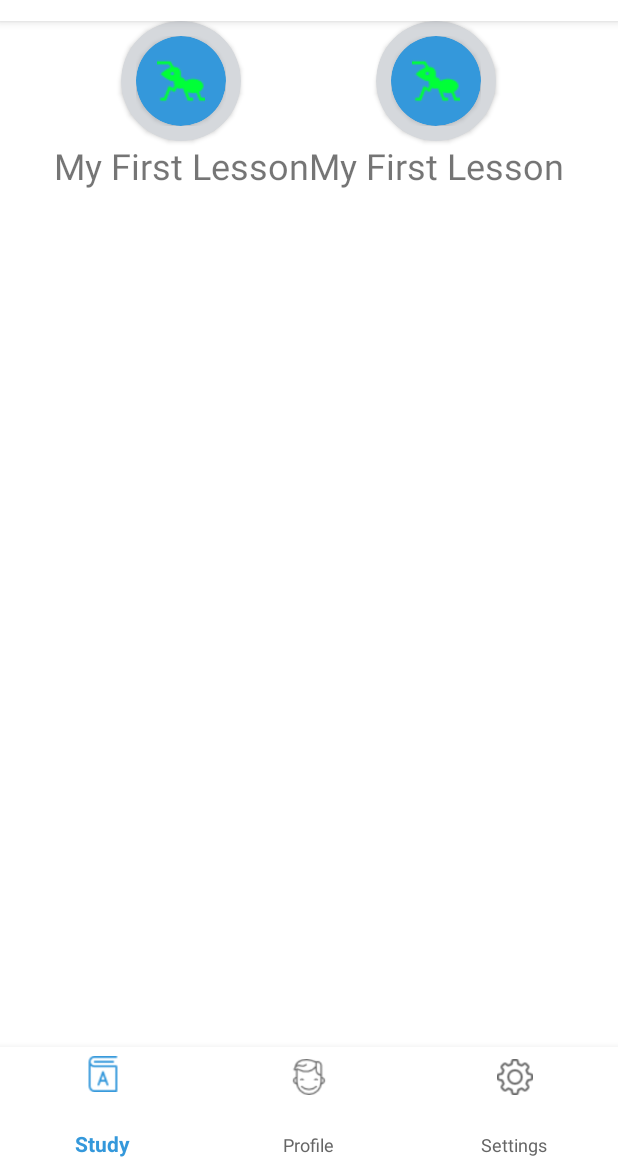
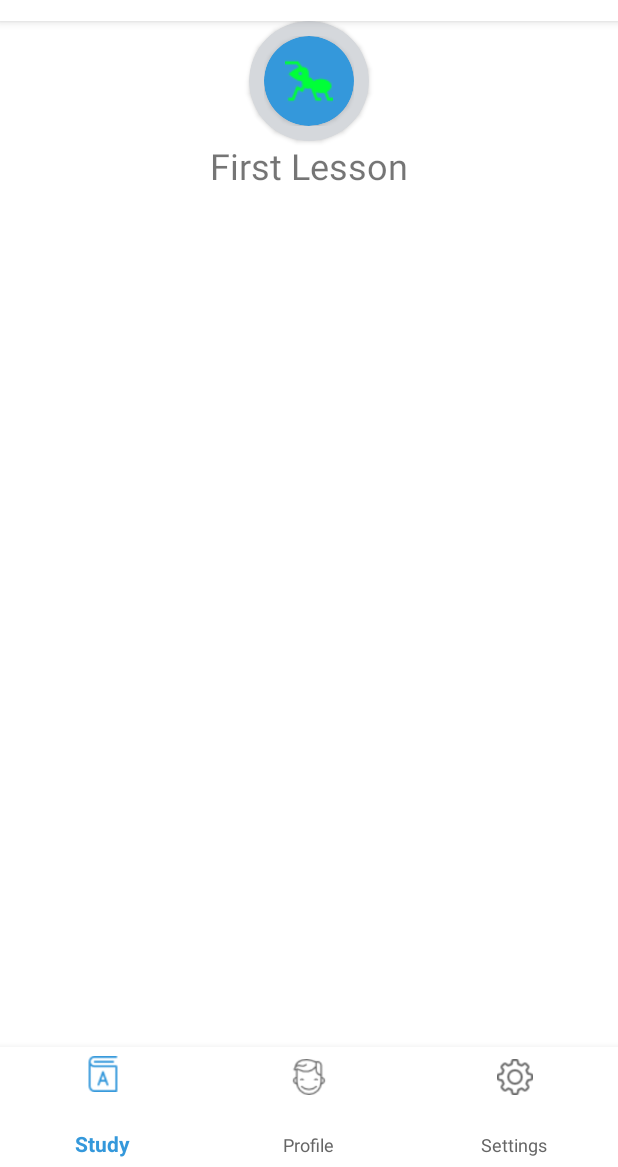
Before and after one commit to HaVanThai/Group7_Duolingo, an Android app: the screen it shows after launch (MainActivity), on a phone screen of 412 x 824 dp, the part 69-1236 px from its top. Run offline under Robolectric (Android 15) with nearby library versions, the phone set to English and light mode, and no system bars.

Commit message:
XML to Java code

```diff
--- a/app/src/main/java/com/group7/duolingo/StudyFragment.java
+++ b/app/src/main/java/com/group7/duolingo/StudyFragment.java
@@ -1,11 +1,20 @@
 package com.group7.duolingo;
 
 
+import android.media.Image;
 import android.os.Bundle;
 import android.support.v4.app.Fragment;
+import android.support.v7.widget.CardView;
+import android.util.TypedValue;
+import android.view.Gravity;
 import android.view.LayoutInflater;
 import android.view.View;
 import android.view.ViewGroup;
+import android.widget.ImageView;
+import android.widget.LinearLayout;
+import android.widget.TextView;
+
+import utils.DpiUtils;
 
 
 /**
@@ -23,7 +32,80 @@ public class StudyFragment extends Fragment {
     public View onCreateView(LayoutInflater inflater, ViewGroup container,
                              Bundle savedInstanceState) {
         // Inflate the layout for this fragment
-        return inflater.inflate(R.layout.fragment_study, container, false);
+        View view = inflater.inflate(R.layout.fragment_study, container, false);
+
+        // Root LinearLayout in ScrollView
+        LinearLayout scrollViewContainer = view.findViewById(R.id.scroll_view_container);
+
+        // Row LinearLayout in scrollViewContainer
+        LinearLayout rowLayout = new LinearLayout(getContext());
+        rowLayout.setLayoutParams(new LinearLayout.LayoutParams(
+                LinearLayout.LayoutParams.MATCH_PARENT,
+                LinearLayout.LayoutParams.WRAP_CONTENT
+        ));
+        rowLayout.setOrientation(LinearLayout.HORIZONTAL);
+        rowLayout.setGravity(Gravity.CENTER_HORIZONTAL);
+
+        // Item LinearLayout in rowLayout
+        LinearLayout itemLayout = new LinearLayout(getContext());
+        itemLayout.setLayoutParams(new LinearLayout.LayoutParams(
+                LinearLayout.LayoutParams.WRAP_CONTENT,
+                LinearLayout.LayoutParams.WRAP_CONTENT
+        ));
+        itemLayout.setOrientation(LinearLayout.VERTICAL);
+        itemLayout.setGravity(Gravity.CENTER_HORIZONTAL);
+
+        // Parent CardView
+        CardView parentCardView = new CardView(getContext());
+        parentCardView.setLayoutParams(new LinearLayout.LayoutParams(
+                DpiUtils.toPixels(80, getResources().getDisplayMetrics()),
+                DpiUtils.toPixels(80, getResources().getDisplayMetrics())
+        ));
+        parentCardView.setRadius(DpiUtils.toPixels(40, getResources().getDisplayMetrics()));
+        parentCardView.setCardBackgroundColor(getResources().getColor(R.color.colorLightGray));
+        int paddingDpi = DpiUtils.toPixels(10, getResources().getDisplayMetrics());
+        parentCardView.setContentPadding(paddingDpi, paddingDpi, paddingDpi, paddingDpi);
+
+        // Child CardView
+        CardView childCardView = new CardView(getContext());
+        childCardView.setLayoutParams(new LinearLayout.LayoutParams(
+                DpiUtils.toPixels(60, getResources().getDisplayMetrics()),
+                DpiUtils.toPixels(60, getResources().getDisplayMetrics())
+        ));
+        childCardView.setRadius(DpiUtils.toPixels(30, getResources().getDisplayMetrics()));
+        childCardView.setCardBackgroundColor(getResources().getColor(R.color.colorBlue));
+        childCardView.setContentPadding(paddingDpi, paddingDpi, paddingDpi, paddingDpi);
+
+        // ImageView inside child CardView
+        ImageView imageView = new ImageView(getContext());
+        imageView.setLayoutParams(new LinearLayout.LayoutParams(
+                DpiUtils.toPixels(40, getResources().getDisplayMetrics()),
+                DpiUtils.toPixels(40, getResources().getDisplayMetrics())
+        ));
+        imageView.setScaleType(ImageView.ScaleType.CENTER_INSIDE);
+        imageView.setImageResource(getResources().getIdentifier("ant", "drawable", getContext().getPackageName()));
+
+        // TextView inside Item LinearLayout
+        TextView textView = new TextView(getContext());
+        textView.setLayoutParams(new LinearLayout.LayoutParams(
+                LinearLayout.LayoutParams.WRAP_CONTENT,
+                LinearLayout.LayoutParams.WRAP_CONTENT
+        ));
+        textView.setTextSize(TypedValue.COMPLEX_UNIT_SP, 24);
+        textView.setText("First Lesson");
+
+        // Constraints
+        childCardView.addView(imageView);
+        parentCardView.addView(childCardView);
+
+        itemLayout.addView(parentCardView);
+        itemLayout.addView(textView);
+
+        rowLayout.addView(itemLayout);
+
+        scrollViewContainer.addView(rowLayout);
+
+        return view;
     }
 
 }
--- /dev/null
+++ b/app/src/main/java/utils/DpiUtils.java
@@ -0,0 +1,10 @@
+package utils;
+
+import android.util.DisplayMetrics;
+import android.util.TypedValue;
+
+public class DpiUtils {
+    public static int toPixels(int dp, DisplayMetrics metrics) {
+        return (int) TypedValue.applyDimension(TypedValue.COMPLEX_UNIT_DIP, dp, metrics);
+    }
+}
--- a/app/src/main/res/layout/fragment_study.xml
+++ b/app/src/main/res/layout/fragment_study.xml
@@ -14,81 +14,82 @@
         <LinearLayout
             android:layout_width="match_parent"
             android:layout_height="wrap_content"
+            android:id="@+id/scroll_view_container"
             android:orientation="vertical">
             <!--Row-->
-            <LinearLayout
-                android:layout_width="match_parent"
-                android:layout_height="wrap_content"
-                android:orientation="horizontal"
-                android:gravity="center_horizontal">
+            <!--<LinearLayout-->
+                <!--android:layout_width="match_parent"-->
+                <!--android:layout_height="wrap_content"-->
+                <!--android:orientation="horizontal"-->
+                <!--android:gravity="center_horizontal">-->
 
-                <!--Item in row-->
-                <LinearLayout
-                    android:layout_width="wrap_content"
-                    android:layout_height="wrap_content"
-                    android:gravity="center_horizontal"
-                    android:orientation="vertical">
-                    <android.support.v7.widget.CardView
-                        android:layout_width="80dp"
-                        android:layout_height="80dp"
-                        app:cardCornerRadius="40dp"
-                        app:cardBackgroundColor="@color/colorLightGray"
-                        app:contentPadding="10dp">
-                        <android.support.v7.widget.CardView
-                            android:layout_width="60dp"
-                            android:layout_height="60dp"
-                            app:cardCornerRadius="30dp"
-                            app:contentPadding="10dp"
-                            app:cardBackgroundColor="@color/colorBlue">
-                            <ImageView
-                                android:layout_width="40dp"
-                                android:layout_height="40dp"
-                                android:scaleType="centerInside"
-                                android:src="@drawable/ant"/>
-                        </android.support.v7.widget.CardView>
+                <!--&lt;!&ndash;Item in row&ndash;&gt;-->
+                <!--<LinearLayout-->
+                    <!--android:layout_width="wrap_content"-->
+                    <!--android:layout_height="wrap_content"-->
+                    <!--android:gravity="center_horizontal"-->
+                    <!--android:orientation="vertical">-->
+                    <!--<android.support.v7.widget.CardView-->
+                        <!--android:layout_width="80dp"-->
+                        <!--android:layout_height="80dp"-->
+                        <!--app:cardCornerRadius="40dp"-->
+                        <!--app:cardBackgroundColor="@color/colorLightGray"-->
+                        <!--app:contentPadding="10dp">-->
+                        <!--<android.support.v7.widget.CardView-->
+                            <!--android:layout_width="60dp"-->
+                            <!--android:layout_height="60dp"-->
+                            <!--app:cardCornerRadius="30dp"-->
+                            <!--app:contentPadding="10dp"-->
+                            <!--app:cardBackgroundColor="@color/colorBlue">-->
+                            <!--<ImageView-->
+                                <!--android:layout_width="40dp"-->
+                                <!--android:layout_height="40dp"-->
+                                <!--android:scaleType="centerInside"-->
+                                <!--android:src="@drawable/ant"/>-->
+                        <!--</android.support.v7.widget.CardView>-->
 
-                    </android.support.v7.widget.CardView>
-                    <TextView
-                        android:layout_width="wrap_content"
-                        android:layout_height="wrap_content"
-                        android:textSize="24sp"
-                        android:text="My First Lesson"/>
-                </LinearLayout>
+                    <!--</android.support.v7.widget.CardView>-->
+                    <!--<TextView-->
+                        <!--android:layout_width="wrap_content"-->
+                        <!--android:layout_height="wrap_content"-->
+                        <!--android:textSize="24sp"-->
+                        <!--android:text="My First Lesson"/>-->
+                <!--</LinearLayout>-->
 
-                <!--Item in row-->
-                <LinearLayout
-                    android:layout_width="wrap_content"
-                    android:layout_height="wrap_content"
-                    android:gravity="center_horizontal"
-                    android:orientation="vertical">
-                    <android.support.v7.widget.CardView
-                        android:layout_width="80dp"
-                        android:layout_height="80dp"
-                        app:cardCornerRadius="40dp"
-                        app:cardBackgroundColor="@color/colorLightGray"
-                        app:contentPadding="10dp">
-                        <android.support.v7.widget.CardView
-                            android:layout_width="60dp"
-                            android:layout_height="60dp"
-                            app:cardCornerRadius="30dp"
-                            app:contentPadding="10dp"
-                            app:cardBackgroundColor="@color/colorBlue">
-                            <ImageView
-                                android:layout_width="40dp"
-                                android:layout_height="40dp"
-                                android:scaleType="centerInside"
-                                android:src="@drawable/ant"/>
-                        </android.support.v7.widget.CardView>
+                <!--&lt;!&ndash;Item in row&ndash;&gt;-->
+                <!--<LinearLayout-->
+                    <!--android:layout_width="wrap_content"-->
+                    <!--android:layout_height="wrap_content"-->
+                    <!--android:gravity="center_horizontal"-->
+                    <!--android:orientation="vertical">-->
+                    <!--<android.support.v7.widget.CardView-->
+                        <!--android:layout_width="80dp"-->
+                        <!--android:layout_height="80dp"-->
+                        <!--app:cardCornerRadius="40dp"-->
+                        <!--app:cardBackgroundColor="@color/colorLightGray"-->
+                        <!--app:contentPadding="10dp">-->
+                        <!--<android.support.v7.widget.CardView-->
+                            <!--android:layout_width="60dp"-->
+                            <!--android:layout_height="60dp"-->
+                            <!--app:cardCornerRadius="30dp"-->
+                            <!--app:contentPadding="10dp"-->
+                            <!--app:cardBackgroundColor="@color/colorBlue">-->
+                            <!--<ImageView-->
+                                <!--android:layout_width="40dp"-->
+                                <!--android:layout_height="40dp"-->
+                                <!--android:scaleType="centerInside"-->
+                                <!--android:src="@drawable/ant"/>-->
+                        <!--</android.support.v7.widget.CardView>-->
 
-                    </android.support.v7.widget.CardView>
-                    <TextView
-                        android:layout_width="wrap_content"
-                        android:layout_height="wrap_content"
-                        android:textSize="24sp"
-                        android:text="My First Lesson"/>
-                </LinearLayout>
+                    <!--</android.support.v7.widget.CardView>-->
+                    <!--<TextView-->
+                        <!--android:layout_width="wrap_content"-->
+                        <!--android:layout_height="wrap_content"-->
+                        <!--android:textSize="24sp"-->
+                        <!--android:text="My First Lesson"/>-->
+                <!--</LinearLayout>-->
 
-            </LinearLayout>
+            <!--</LinearLayout>-->
         </LinearLayout>
     </ScrollView>
 </FrameLayout>
```
